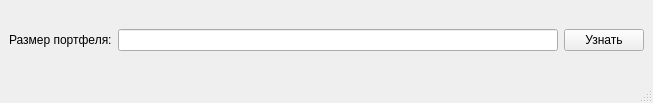
Before: the Qt Designer form mainwindow.ui in dahelmm/Quotes_Qt, drawn with Qt 5.
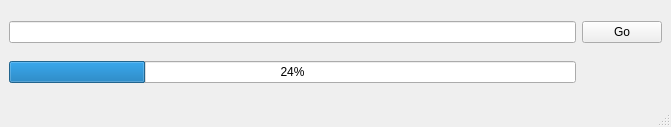
After: the same form once the commit is applied.

What changed in the file:
```diff
--- a/mainwindow.ui
+++ b/mainwindow.ui
@@ -6,8 +6,8 @@
    <rect>
     <x>0</x>
     <y>0</y>
-    <width>653</width>
-    <height>103</height>
+    <width>671</width>
+    <height>127</height>
    </rect>
   </property>
   <property name="windowTitle">
@@ -16,27 +16,19 @@
   <widget class="QWidget" name="centralwidget">
    <layout class="QGridLayout" name="gridLayout">
     <item row="0" column="0">
-     <layout class="QHBoxLayout" name="horizontalLayout">
-      <item>
-       <widget class="QLabel" name="label">
-        <property name="text">
-         <string>Размер портфеля:</string>
-        </property>
-       </widget>
-      </item>
-      <item>
-       <widget class="QLineEdit" name="lineEdit">
-        <property name="readOnly">
-         <bool>true</bool>
-        </property>
-       </widget>
-      </item>
-     </layout>
+     <widget class="QLineEdit" name="lE_link"/>
+    </item>
+    <item row="2" column="0">
+     <widget class="QProgressBar" name="ppB_progress">
+      <property name="value">
+       <number>24</number>
+      </property>
+     </widget>
     </item>
     <item row="0" column="1">
      <widget class="QPushButton" name="pB_cons">
       <property name="text">
-       <string>Узнать</string>
+       <string>Go</string>
       </property>
      </widget>
     </item>
```
Left out of the diff: 4 changed lines with no effect on the pictures.
